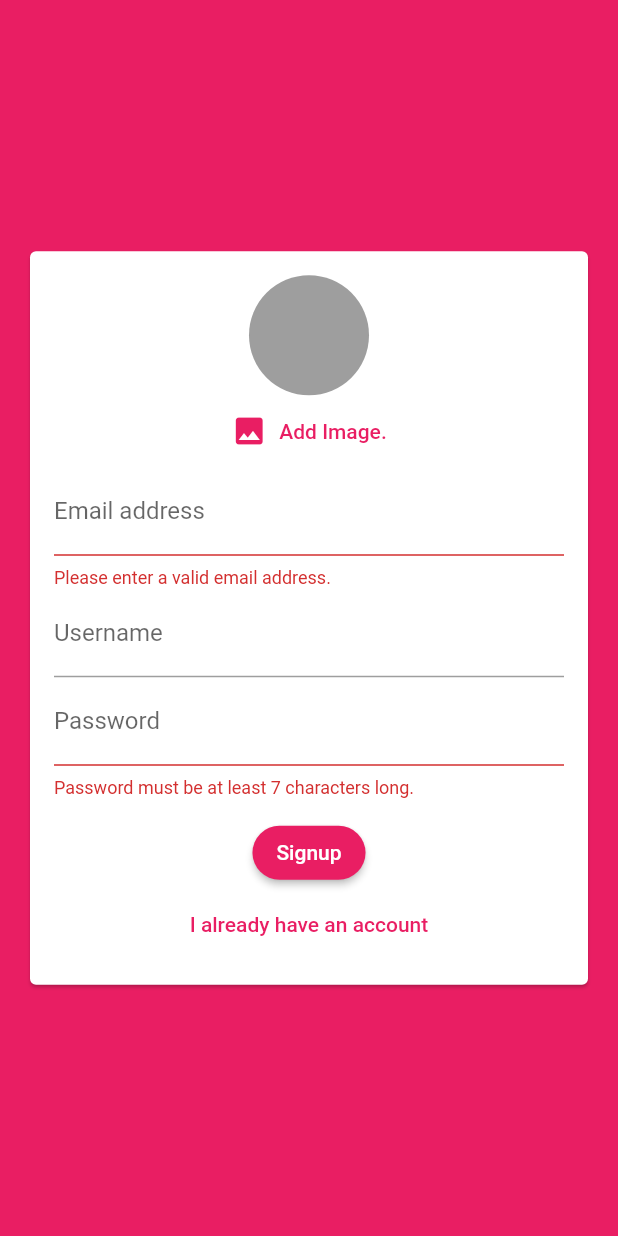
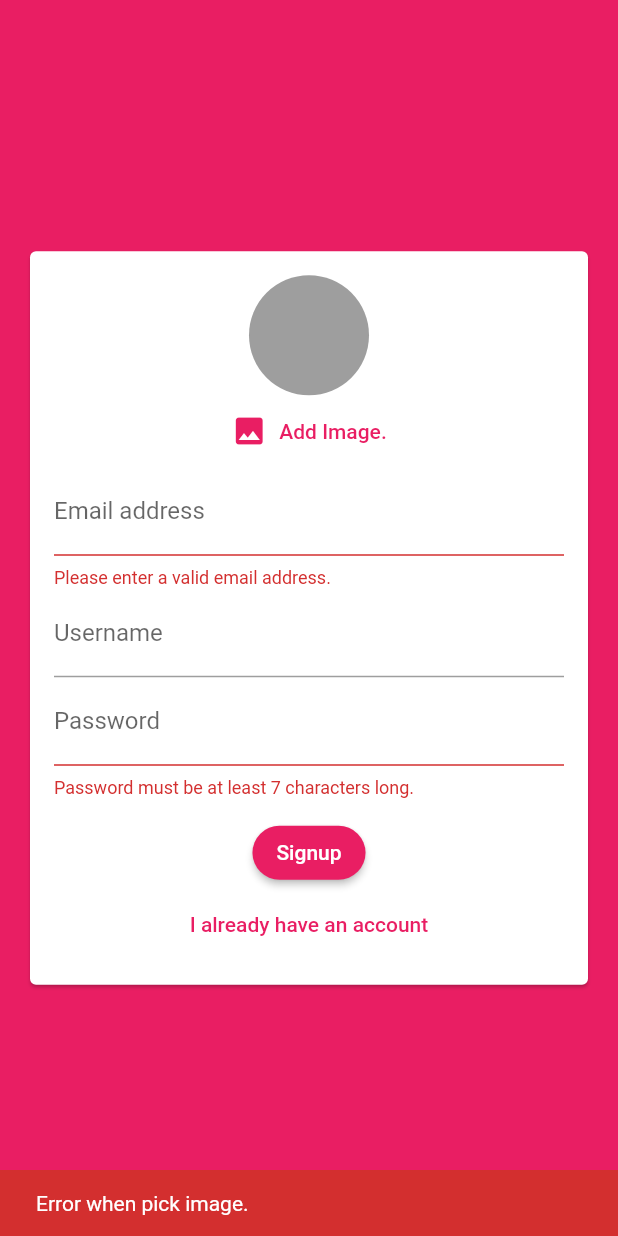
Before and after one commit to ittroller/chat_app_flutter, a Flutter app: the screen it shows after launch, after a tap on "Login", after a tap on "Create new account", after a tap on "Add Image.", on a phone screen of 412 x 824 dp. Run offline on Flutter 3.47's test engine with Material 2 defaults, Android fonts, the phone set to English and light mode, and no system bars; our stand-ins replace cloud_firestore, firebase_auth, firebase_core, firebase_storage, image_picker; accounts and stored records are empty.

Commit message:
save image and display on message

```diff
--- a/lib/widgets/auth/auth_form.dart
+++ b/lib/widgets/auth/auth_form.dart
@@ -16,6 +16,7 @@ class AuthForm extends StatefulWidget {
     String email,
     String username,
     String password,
+    File image,
     bool isLogin,
   ) submitFn;
 
@@ -58,7 +59,8 @@ class _AuthFormState extends State<AuthForm> {
     if (isValid) {
       _formKey.currentState!.save();
 
-      widget.submitFn(_userEmail, _userName, _userPassword, _isLogin);
+      widget.submitFn(
+          _userEmail, _userName, _userPassword, _userImageFile, _isLogin);
       // Use those values to send our auth request...
     }
   }
--- a/lib/widgets/chat/messsages.dart
+++ b/lib/widgets/chat/messsages.dart
@@ -49,6 +49,7 @@ class Messages extends StatelessWidget {
                   message: docsIndex['text'],
                   isMe: docsIndex['userId'] == user!.uid,
                   userName: docsIndex['username'],
+                  userImage: docsIndex['userImage'],
                   key: ValueKey(docsIndex.id), // this is documentID
                 );
               },
--- a/lib/widgets/chat/new_message.dart
+++ b/lib/widgets/chat/new_message.dart
@@ -27,7 +27,8 @@ class _NewMessageState extends State<NewMessage> {
       'text': _enteredMessage,
       'createdAt': Timestamp.now(),
       'userId': user.uid,
-      'username': userData.data()!['username']
+      'username': userData.data()!['username'],
+      'userImage': userData.data()!['userImage']
     });
     _messageController.clear();
   }
--- a/lib/widgets/pickers/user_image_picker.dart
+++ b/lib/widgets/pickers/user_image_picker.dart
@@ -19,15 +19,22 @@ class _UserImagePickerState extends State<UserImagePicker> {
   File? _image;
 
   void _pickImageFunc() async {
-    final XFile? imageFile =
-        await _picker.pickImage(source: ImageSource.camera);
+    final XFile? imageFile = await _picker.pickImage(
+      source: ImageSource.camera,
+      imageQuality: 50,
+      maxWidth: 150,
+    );
 
     setState(() {
-      print(imageFile);
       if (imageFile != null) {
         _image = File(imageFile.path);
       } else {
-        print('error');
+        ScaffoldMessenger.of(context).showSnackBar(
+          SnackBar(
+            content: Text('Error when pick image.'),
+            backgroundColor: Theme.of(context).errorColor,
+          ),
+        );
       }
     });
 
```
Also changed, not shown: lib/screens/auth_screen.dart (+23 -3 lines), lib/widgets/chat/message_bubble.dart (+21 -3 lines), pubspec.lock.
